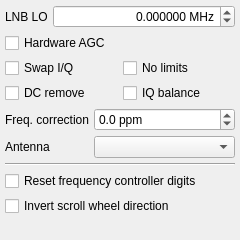
gqrx-sdr/gqrx, file src/qtgui/dockinputctl.ui: the form before one commit.
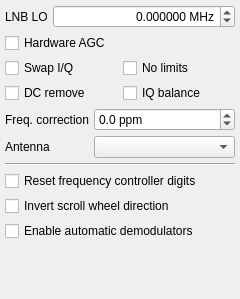
The form after the commit. Icons and pictures are not drawn.

Diff of the .ui file:
```diff
--- a/src/qtgui/dockinputctl.ui
+++ b/src/qtgui/dockinputctl.ui
@@ -7,13 +7,13 @@
     <x>0</x>
     <y>0</y>
     <width>240</width>
-    <height>240</height>
+    <height>299</height>
    </rect>
   </property>
   <property name="minimumSize">
    <size>
     <width>240</width>
-    <height>240</height>
+    <height>299</height>
    </size>
   </property>
   <property name="windowIcon">
@@ -238,6 +238,16 @@
       </property>
      </widget>
     </item>
+    <item>
+     <widget class="QCheckBox" name="autoBookmarksButton">
+      <property name="toolTip">
+       <string>Automatically create demodulators when 'automatic' bookmark comes into bandwidth</string>
+      </property>
+      <property name="text">
+       <string>Enable automatic demodulators</string>
+      </property>
+     </widget>
+    </item>
     <item>
      <spacer name="verticalSpacer">
       <property name="orientation">
```
